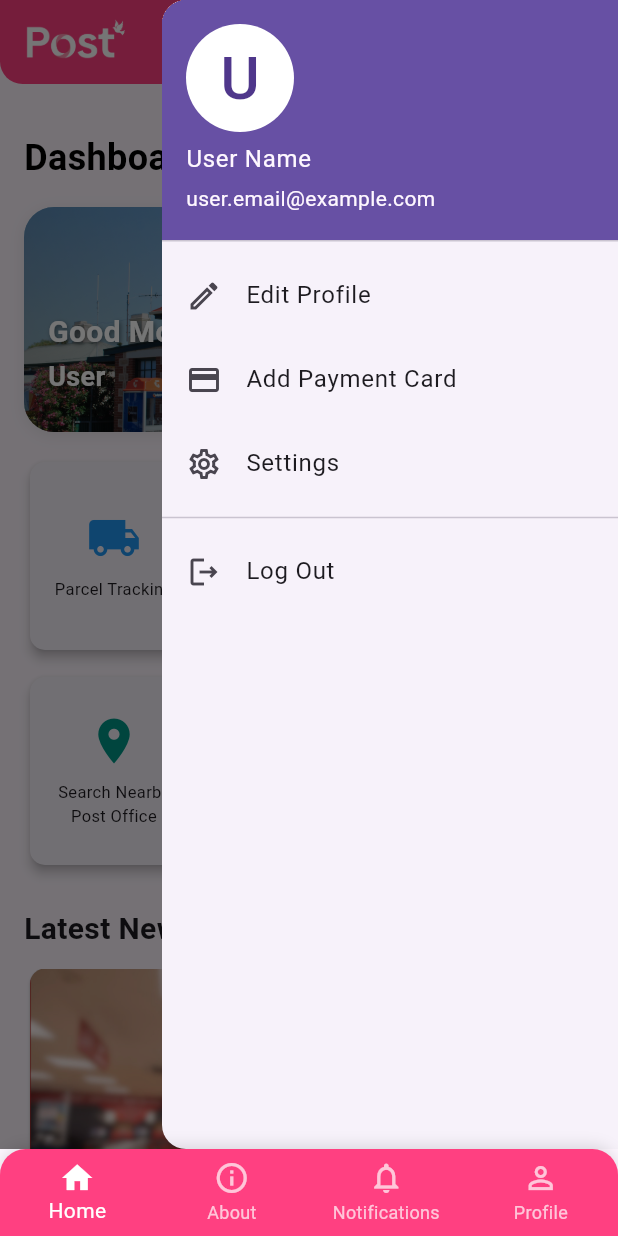
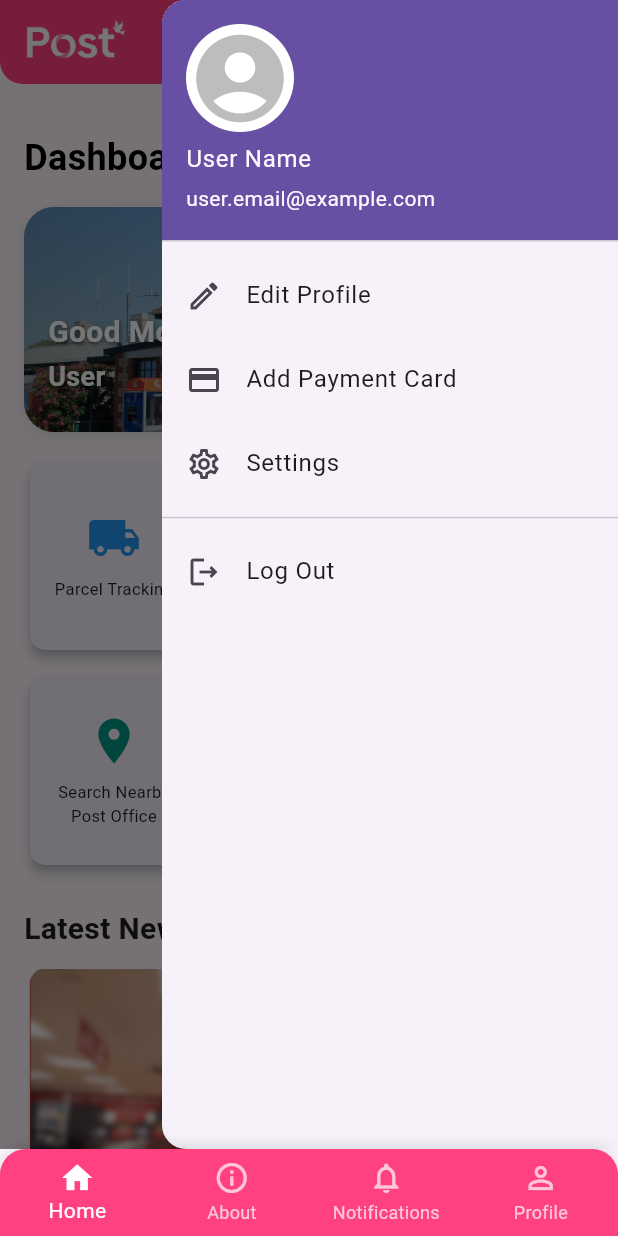
Before and after one commit to sajith23420/Group-Project, a Flutter app: the screen it shows once a user with an empty profile is signed in, with the side drawer open, on a phone screen of 412 x 824 dp. Run offline on Flutter 3.47's test engine with Material 3 defaults, Android fonts, the phone set to English and light mode, and no system bars; our stand-ins replace cached_network_image, cloud_firestore, dio, firebase_auth, firebase_core, firebase_storage and 3 more; accounts and stored records are empty; Roboto replaces fonts that are missing (SansSerif).

Commit message:
modified erros

```diff
--- a/Frontend/post_app/lib/screens/customer_dashboard_screen.dart
+++ b/Frontend/post_app/lib/screens/customer_dashboard_screen.dart
@@ -68,6 +68,11 @@ class _CustomerDashboardScreenState extends State<CustomerDashboardScreen> {
     final userProvider = Provider.of<UserProvider>(context);
     final UserModel? currentUser = userProvider.user;
 
+    // DEBUG: Print user info
+    print('DEBUG: currentUser.email = \\${currentUser?.email}');
+    print(
+        'DEBUG: currentUser.profilePictureUrl = \\${currentUser?.profilePictureUrl}');
+
     final List<Map<String, dynamic>> services = [
       {'title': 'Parcel Tracking', 'icon': Icons.local_shipping},
       {'title': 'Money Order', 'icon': Icons.attach_money},
@@ -123,30 +128,40 @@ class _CustomerDashboardScreenState extends State<CustomerDashboardScreen> {
                     Theme.of(context).platform == TargetPlatform.iOS
                         ? Colors.blue
                         : Colors.white,
-                child: currentUser?.profilePictureUrl != null &&
-                        currentUser!.profilePictureUrl!.isNotEmpty
+                child: (currentUser?.profilePictureUrl != null &&
+                        currentUser!.profilePictureUrl!.isNotEmpty)
                     ? ClipOval(
                         child: CachedNetworkImage(
-                          imageUrl:
-                              getFullImageUrl(currentUser.profilePictureUrl),
+                          imageUrl: currentUser.profilePictureUrl!
+                                  .startsWith('http')
+                              ? currentUser.profilePictureUrl!
+                              : getFullImageUrl(currentUser.profilePictureUrl),
                           placeholder: (context, url) =>
                               const CircularProgressIndicator(),
-                          errorWidget: (context, url, error) => Text(
-                              currentUser.displayName?.isNotEmpty == true
-                                  ? currentUser.displayName![0].toUpperCase()
-                                  : "U",
-                              style: const TextStyle(fontSize: 40.0)),
+                          errorWidget: (context, url, error) => Icon(
+                              Icons.account_circle,
+                              size: 70,
+                              color: Colors.grey[400]),
                           fit: BoxFit.cover,
-                          width:
-                              70, // Adjust size as needed for UserAccountsDrawerHeader
+                          width: 70,
                           height: 70,
                         ),
                       )
-                    : Text(
-                        currentUser?.displayName?.isNotEmpty == true
-                            ? currentUser!.displayName![0].toUpperCase()
-                            : "U",
-                        style: const TextStyle(fontSize: 40.0)),
+                    : (currentUser?.email != null &&
+                            currentUser!.email!.isNotEmpty
+                        ? ClipOval(
+                            child: Image.network(
+                              'https://ui-avatars.com/api/?name=${Uri.encodeComponent(currentUser.email!)}&background=F48FB1&color=fff&size=140',
+                              width: 70,
+                              height: 70,
+                              fit: BoxFit.cover,
+                            ),
+                          )
+                        : Icon(
+                            Icons.account_circle,
+                            size: 70,
+                            color: Colors.grey[400],
+                          )),
               ),
               decoration: BoxDecoration(color: Theme.of(context).primaryColor),
             ),
```
